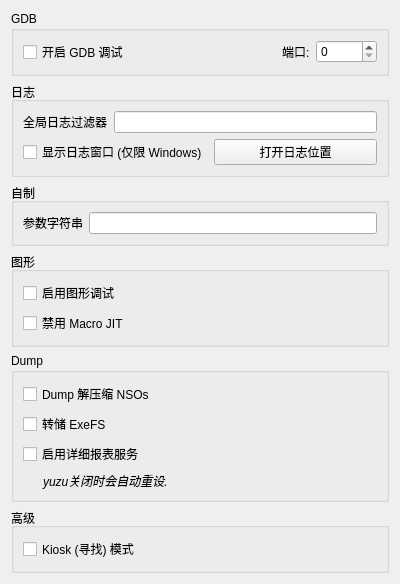
formylover/yuzu-early-access, file src/yuzu/configuration/configure_debug.ui: the form before one commit.
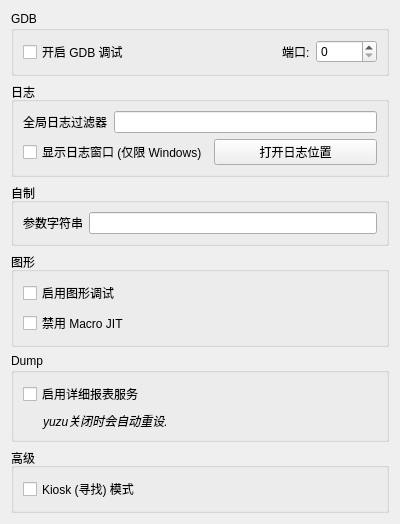
The form after the commit.

Diff of the .ui file:
```diff
--- a/src/yuzu/configuration/configure_debug.ui
+++ b/src/yuzu/configuration/configure_debug.ui
@@ -170,26 +170,6 @@
       <string>Dump</string>
      </property>
      <layout class="QVBoxLayout" name="verticalLayout_6">
-      <item>
-       <widget class="QCheckBox" name="dump_decompressed_nso">
-        <property name="whatsThis">
-         <string>选中后，任何尝试加载或修补的NSO yuzu都将被解压缩后复制到 yuzu/dump 目录.</string>
-        </property>
-        <property name="text">
-         <string>Dump 解压缩 NSOs</string>
-        </property>
-       </widget>
-      </item>
-      <item>
-       <widget class="QCheckBox" name="dump_exefs">
-        <property name="whatsThis">
-         <string>选中后，yuzu加载的任何游戏都将其ExeFS转储到 yuzu/dump 目录.</string>
-        </property>
-        <property name="text">
-         <string>转储 ExeFS</string>
-        </property>
-       </widget>
-      </item>
       <item>
        <widget class="QCheckBox" name="reporting_services">
         <property name="text">
```
Left out of the diff: 2 changed lines with no effect on the pictures.
